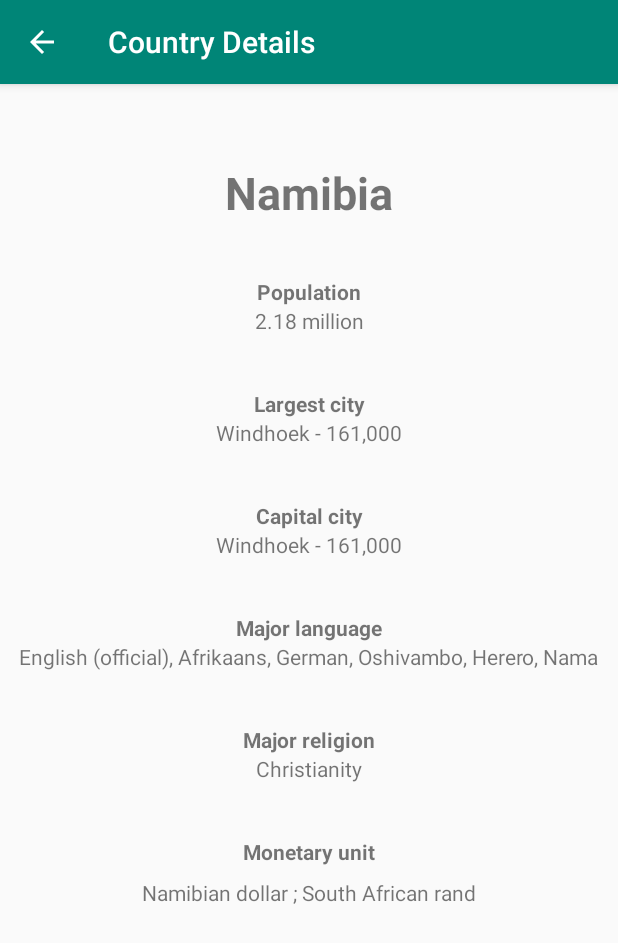
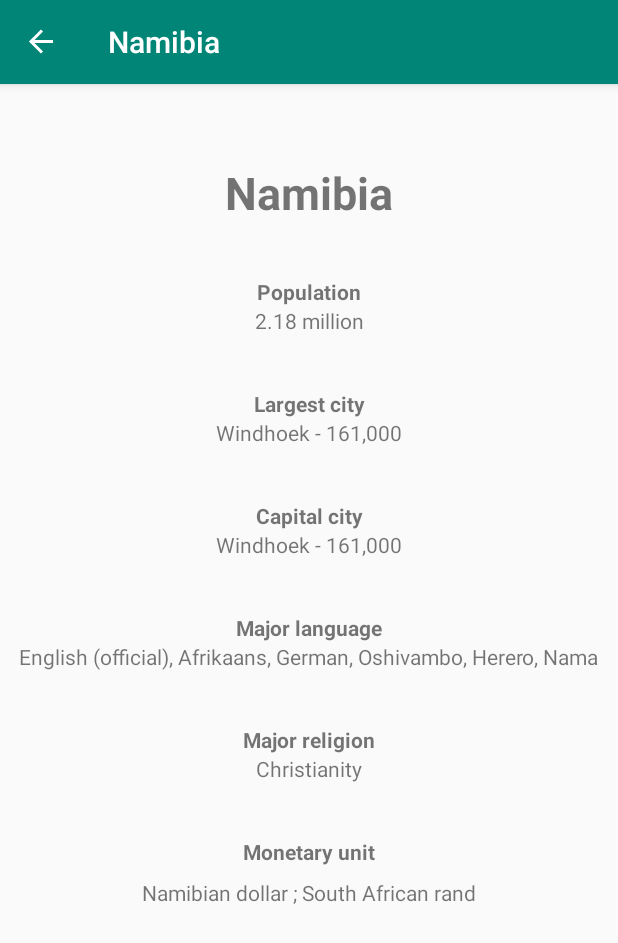
Before and after one commit to MyricSeptember/CountryFact-final-project, an Android app: the screen it shows after launch (CountryDetailsActivity before the commit, MainActivity after it), after a tap on "Namibia", on a phone screen of 412 x 824 dp. Shown: the top 943 px of the screen. Run offline under Robolectric (Android 15) with nearby library versions, the phone set to English and light mode, and no system bars; our stand-ins replace navigation-ui.

Commit message:
initial commit

```diff
--- a/app/build.gradle
+++ b/app/build.gradle
@@ -36,4 +36,10 @@ dependencies {
     // Constraint Layout
     def constraintLayoutVersion = "1.1.3"
     implementation "com.android.support.constraint:constraint-layout:$constraintLayoutVersion"
+
+    // Navigation Components
+    def navigationVersion = "1.0.0-rc02"
+    implementation "android.arch.navigation:navigation-fragment-ktx:$navigationVersion"
+    implementation "android.arch.navigation:navigation-ui-ktx:$navigationVersion"
+    implementation 'android.arch.navigation:navigation-fragment:1.0.0'
 }
--- a/app/src/main/AndroidManifest.xml
+++ b/app/src/main/AndroidManifest.xml
@@ -17,10 +17,6 @@
                 <category android:name="android.intent.category.LAUNCHER"/>
             </intent-filter>
         </activity>
-        <activity
-                android:name="com.myricseptember.countryfact.ui.details.CountryDetailsActivity"
-                android:label="@string/country_details"
-                android:parentActivityName="com.myricseptember.countryfact.ui.MainActivity" />
     </application>
 
 </manifest>
--- a/app/src/main/java/com/myricseptember/countryfact_start_project/ui/MainActivity.kt
+++ b/app/src/main/java/com/myricseptember/countryfact_start_project/ui/MainActivity.kt
@@ -2,12 +2,22 @@ package com.myricseptember.countryfact.ui
 
 import android.os.Bundle
 import android.support.v7.app.AppCompatActivity
+import androidx.navigation.NavController
+import androidx.navigation.findNavController
+import androidx.navigation.ui.NavigationUI
 import com.myricseptember.countryfact_start_project.R
 
 class MainActivity : AppCompatActivity() {
 
+    private lateinit var navigationController: NavController
+
     override fun onCreate(savedInstanceState: Bundle?) {
         super.onCreate(savedInstanceState)
         setContentView(R.layout.activity_main)
+
+        navigationController = findNavController(R.id.navigationHostFragment)
+        NavigationUI.setupActionBarWithNavController(this, navigationController)
     }
+
+    override fun onSupportNavigateUp() = navigationController.navigateUp()
 }
--- a/app/src/main/java/com/myricseptember/countryfact_start_project/ui/details/CountryDetailsActivity.kt
+++ /dev/null
@@ -1,11 +0,0 @@
-package com.myricseptember.countryfact.ui.details
-
-import android.os.Bundle
-import android.support.v7.app.AppCompatActivity
-import com.myricseptember.countryfact_start_project.R
-
-class CountryDetailsActivity : AppCompatActivity() {
-    override fun onCreate(savedInstanceState: Bundle?) {
-        super.onCreate(savedInstanceState)
-        setContentView(R.layout.activity_country_details)
-    }}
--- a/app/src/main/java/com/myricseptember/countryfact_start_project/ui/details/CountryDetailsFragment.kt
+++ b/app/src/main/java/com/myricseptember/countryfact_start_project/ui/details/CountryDetailsFragment.kt
@@ -2,6 +2,7 @@ package com.myricseptember.countryfact.ui.details
 
 import android.os.Bundle
 import android.support.v4.app.Fragment
+import android.support.v7.app.AppCompatActivity
 import android.view.LayoutInflater
 import android.view.View
 import android.view.ViewGroup
@@ -21,7 +22,7 @@ class CountryDetailsFragment : Fragment() {
 
     override fun onViewCreated(view: View, savedInstanceState: Bundle?) {
         super.onViewCreated(view, savedInstanceState)
-        val countryId = activity?.intent?.getIntExtra(getString(R.string.country_id),0)
+        val countryId = arguments?.getInt(getString(R.string.country_id))
         countryId?.let {
             val countryDetails = (activity?.application as CountryFactApp)
                 .getCountryRepository()
@@ -38,5 +39,6 @@ class CountryDetailsFragment : Fragment() {
         majorLangTextView.text = country?.major_language
         majorReligionTextView.text = country?.major_religion
         monetaryUnitTextView.text = country?.monetary_unit
+        (activity as AppCompatActivity).supportActionBar?.title = country?.name
     }
 }
--- a/app/src/main/java/com/myricseptember/countryfact_start_project/ui/list/CountryListFragment.kt
+++ b/app/src/main/java/com/myricseptember/countryfact_start_project/ui/list/CountryListFragment.kt
@@ -1,14 +1,13 @@
 package com.myricseptember.countryfact.ui.list
 
-import android.content.Intent
 import android.os.Bundle
 import android.support.v4.app.Fragment
 import android.view.LayoutInflater
 import android.view.View
 import android.view.ViewGroup
+import androidx.navigation.findNavController
 import com.myricseptember.countryfact.CountryFactApp
 import com.myricseptember.countryfact.data.model.Country
-import com.myricseptember.countryfact.ui.details.CountryDetailsActivity
 import com.myricseptember.countryfact_start_project.R
 import kotlinx.android.synthetic.main.fragment_country_list.*
 
@@ -41,8 +40,12 @@ class CountryListFragment : Fragment(),
     }
 
     override fun onItemClick(country: Country, itemView: View) {
-        val detailsIntent = Intent(context, CountryDetailsActivity::class.java)
-        detailsIntent.putExtra(getString(R.string.country_id), country.id)
-        startActivity(detailsIntent)
+        val countryFactBundle = Bundle().apply {
+            putInt(getString(R.string.country_id), country.id)
+        }
+
+        view?.findNavController()?.navigate(
+            R.id.action_countryListFragment_to_countryDetailsFragment, countryFactBundle
+        )
     }
 }
--- a/app/src/main/res/layout/activity_country_details.xml
+++ /dev/null
@@ -1,14 +0,0 @@
-<?xml version="1.0" encoding="utf-8"?>
-<android.support.constraint.ConstraintLayout xmlns:android="http://schemas.android.com/apk/res/android"
-                                             xmlns:tools="http://schemas.android.com/tools"
-                                             android:layout_width="match_parent"
-                                             android:layout_height="match_parent"
-                                             tools:context=".ui.details.CountryDetailsActivity">
-
-    <fragment
-            android:id="@+id/countryDetailsFragment"
-            android:name="com.myricseptember.countryfact.ui.details.CountryDetailsFragment"
-            android:layout_width="match_parent"
-            android:layout_height="match_parent" />
-
-</android.support.constraint.ConstraintLayout>
--- a/app/src/main/res/layout/activity_main.xml
+++ b/app/src/main/res/layout/activity_main.xml
@@ -1,15 +1,18 @@
 <?xml version="1.0" encoding="utf-8"?>
-<android.support.constraint.ConstraintLayout xmlns:android="http://schemas.android.com/apk/res/android"
-                                             xmlns:tools="http://schemas.android.com/tools"
-                                             android:layout_width="match_parent"
-                                             android:layout_height="match_parent"
-                                             tools:context=".ui.details.CountryDetailsActivity">
+<android.support.constraint.ConstraintLayout
+        xmlns:android="http://schemas.android.com/apk/res/android"
+        xmlns:app="http://schemas.android.com/apk/res-auto"
+        xmlns:tools="http://schemas.android.com/tools"
+        android:layout_width="match_parent"
+        android:layout_height="match_parent"
+        tools:context="com.myricseptember.countryfact.ui.MainActivity">
 
-
-<fragment
-            android:id="@+id/countryListFragment"
-            android:name="com.myricseptember.countryfact.ui.list.CountryListFragment"
+    <fragment
+            android:id="@+id/navigationHostFragment"
+            android:name="androidx.navigation.fragment.NavHostFragment"
             android:layout_width="match_parent"
-            android:layout_height="match_parent" />
+            android:layout_height="match_parent"
+            app:defaultNavHost="true"
+            app:navGraph="@navigation/countryfact_navigation_graph"/>
 
 </android.support.constraint.ConstraintLayout>
--- /dev/null
+++ b/app/src/main/res/navigation/countryfact_navigation_graph.xml
@@ -0,0 +1,20 @@
+<?xml version="1.0" encoding="utf-8"?>
+<navigation xmlns:android="http://schemas.android.com/apk/res/android"
+            xmlns:app="http://schemas.android.com/apk/res-auto" xmlns:tools="http://schemas.android.com/tools"
+            android:id="@+id/countryfact_navigation_graph" app:startDestination="@id/countryListFragment">
+
+    <fragment android:id="@+id/countryListFragment"
+              android:name="com.myricseptember.countryfact.ui.list.CountryListFragment"
+              android:label="Country Fact"
+              tools:layout="@layout/fragment_country_list">
+        <action android:id="@+id/action_countryListFragment_to_countryDetailsFragment"
+                app:destination="@id/countryDetailsFragment" app:enterAnim="@anim/nav_default_enter_anim"
+                app:exitAnim="@anim/nav_default_exit_anim" app:popEnterAnim="@anim/nav_default_pop_enter_anim"
+                app:popExitAnim="@anim/nav_default_pop_exit_anim"/>
+    </fragment>
+    <fragment android:id="@+id/countryDetailsFragment"
+              android:name="com.myricseptember.countryfact.ui.details.CountryDetailsFragment"
+              android:label="CountryDetailsFragment"
+              tools:layout="@layout/fragment_country_details"/>
+    />
+</navigation>
```
